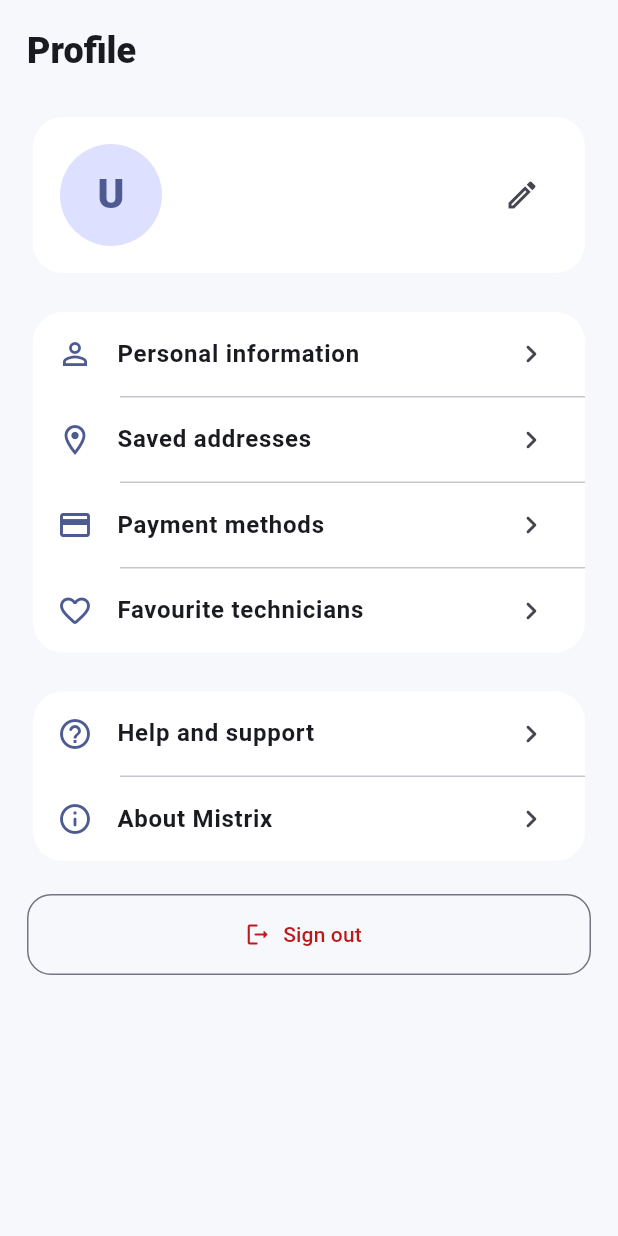
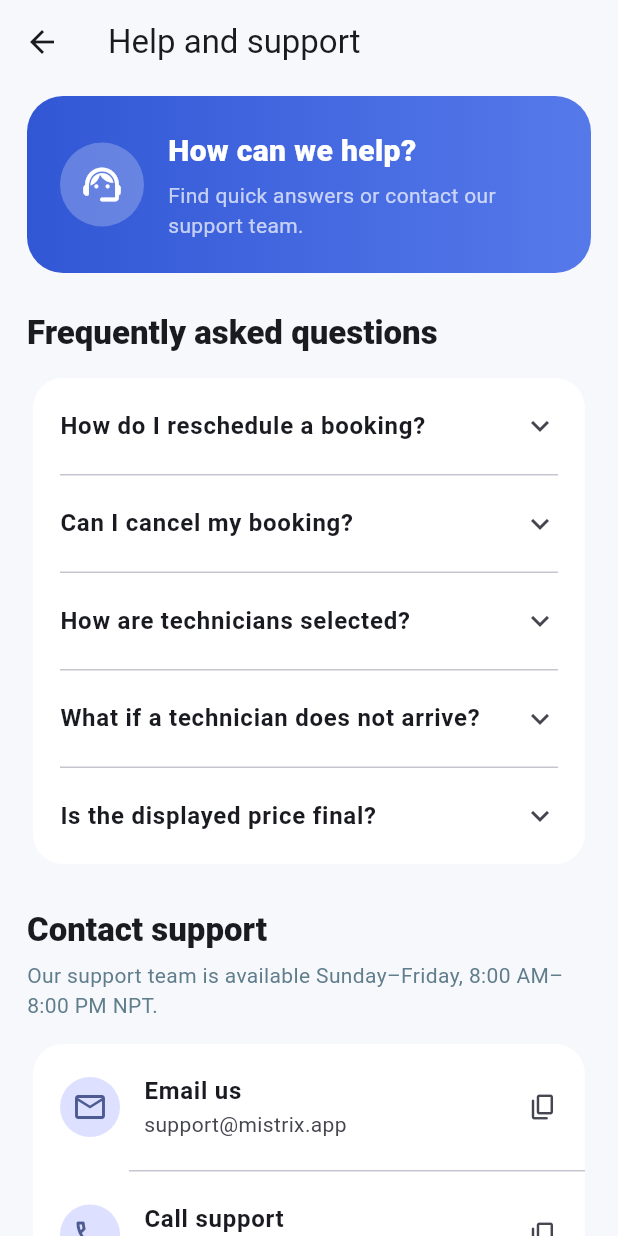
Before and after one commit to Dipenlama/Local-technician-finder, a Flutter app: the ProfileTab widget shown alone on an empty page, opened directly with empty values, after a tap on "Help and support", on a phone screen of 412 x 824 dp. Run offline on Flutter 3.47's test engine with Material 3 defaults, Android fonts, the phone set to English and light mode, and no system bars; our stand-ins replace image_picker; network calls fail.

Commit message:
about us

```diff
--- /dev/null
+++ b/frontend/lib/features/home/presentation/pages/help_support_page.dart
@@ -0,0 +1,219 @@
+import 'package:flutter/material.dart';
+import 'package:flutter/services.dart';
+import 'package:mistrix/core/constants/app_constants.dart';
+
+class HelpSupportPage extends StatelessWidget {
+  const HelpSupportPage({super.key});
+
+  @override
+  Widget build(BuildContext context) {
+    return Scaffold(
+      appBar: AppBar(title: const Text('Help and support')),
+      body: SafeArea(
+        child: ListView(
+          padding: const EdgeInsets.fromLTRB(18, 8, 18, 28),
+          children: [
+            Container(
+              padding: const EdgeInsets.all(22),
+              decoration: BoxDecoration(
+                gradient: const LinearGradient(
+                  colors: [Color(0xFF3157D5), Color(0xFF5679EA)],
+                ),
+                borderRadius: BorderRadius.circular(24),
+              ),
+              child: const Row(
+                children: [
+                  CircleAvatar(
+                    radius: 28,
+                    backgroundColor: Colors.white24,
+                    child: Icon(
+                      Icons.support_agent_rounded,
+                      color: Colors.white,
+                      size: 30,
+                    ),
+                  ),
+                  SizedBox(width: 16),
+                  Expanded(
+                    child: Column(
+                      crossAxisAlignment: CrossAxisAlignment.start,
+                      children: [
+                        Text(
+                          'How can we help?',
+                          style: TextStyle(
+                            color: Colors.white,
+                            fontSize: 20,
+                            fontWeight: FontWeight.w800,
+                          ),
+                        ),
+                        SizedBox(height: 5),
+                        Text(
+                          'Find quick answers or contact our support team.',
+                          style: TextStyle(color: Colors.white70),
+                        ),
+                      ],
+                    ),
+                  ),
+                ],
+              ),
+            ),
+            const SizedBox(height: 26),
+            Text(
+              'Frequently asked questions',
+              style: Theme.of(context).textTheme.titleLarge?.copyWith(
+                    fontWeight: FontWeight.w800,
+                  ),
+            ),
+            const SizedBox(height: 12),
+            const Card(
+              child: Column(
+                children: [
+                  _QuestionTile(
+                    question: 'How do I reschedule a booking?',
+                    answer:
+                        'Open Bookings, select an upcoming booking, and choose Reschedule from its menu. Pick a new future date and time, then confirm the change.',
+                  ),
+                  Divider(height: 1, indent: 18, endIndent: 18),
+                  _QuestionTile(
+                    question: 'Can I cancel my booking?',
+                    answer:
+                        'Yes. Pending and confirmed bookings can be cancelled from the Bookings page. Once cancelled, the booking appears in your Cancelled section.',
+                  ),
+                  Divider(height: 1, indent: 18, endIndent: 18),
+                  _QuestionTile(
+                    question: 'How are technicians selected?',
+                    answer:
+                        'Mistrix lists local professionals with service details, availability, ratings, and customer review counts to help you make an informed choice.',
+                  ),
+                  Divider(height: 1, indent: 18, endIndent: 18),
+                  _QuestionTile(
+                    question: 'What if a technician does not arrive?',
+                    answer:
+                        'Contact Mistrix support with your booking details. Our team will review the issue and help you arrange the next appropriate step.',
+                  ),
+                  Divider(height: 1, indent: 18, endIndent: 18),
+                  _QuestionTile(
+                    question: 'Is the displayed price final?',
+                    answer:
+                        'Displayed prices are starting estimates. The technician should explain any additional parts or work and confirm the final amount before proceeding.',
+                  ),
+                ],
+              ),
+            ),
+            const SizedBox(height: 26),
+            Text(
+              'Contact support',
+              style: Theme.of(context).textTheme.titleLarge?.copyWith(
+                    fontWeight: FontWeight.w800,
+                  ),
+            ),
+            const SizedBox(height: 6),
+            const Text(
+              'Our support team is available Sunday–Friday, 8:00 AM–8:00 PM NPT.',
+              style: TextStyle(color: Colors.blueGrey),
+            ),
+            const SizedBox(height: 12),
+            Card(
+              child: Column(
+                children: [
+                  _ContactTile(
+                    icon: Icons.email_outlined,
+                    title: 'Email us',
+                    value: AppConstants.supportEmail,
+                    onTap: () => _copy(
+                      context,
+                      AppConstants.supportEmail,
+                      'Support email copied.',
+                    ),
+                  ),
+                  const Divider(height: 1, indent: 64),
+                  _ContactTile(
+                    icon: Icons.phone_outlined,
+                    title: 'Call support',
+                    value: '+977 01-5970123',
+                    onTap: () => _copy(
+                      context,
+                      '+977 01-5970123',
+                      'Support number copied.',
+                    ),
+                  ),
+                ],
+              ),
+            ),
+            const SizedBox(height: 14),
+            const Text(
+              'For faster assistance, include your booking ID and a short description of the issue.',
+              textAlign: TextAlign.center,
+              style: TextStyle(color: Colors.blueGrey, fontSize: 12),
+            ),
+          ],
+        ),
+      ),
+    );
+  }
+
+  static Future<void> _copy(
+    BuildContext context,
+    String value,
+    String message,
+  ) async {
+    await Clipboard.setData(ClipboardData(text: value));
+    if (!context.mounted) return;
+    ScaffoldMessenger.of(context).showSnackBar(
+      SnackBar(content: Text(message)),
+    );
+  }
+}
+
+class _QuestionTile extends StatelessWidget {
+  const _QuestionTile({required this.question, required this.answer});
+
+  final String question;
+  final String answer;
+
+  @override
+  Widget build(BuildContext context) {
+    return ExpansionTile(
+      tilePadding: const EdgeInsets.symmetric(horizontal: 18, vertical: 3),
+      childrenPadding: const EdgeInsets.fromLTRB(18, 0, 18, 18),
+      title: Text(
+        question,
+        style: const TextStyle(fontWeight: FontWeight.w700),
+      ),
+      children: [
+        Align(
+          alignment: Alignment.centerLeft,
+          child: Text(answer, style: const TextStyle(height: 1.45)),
+        ),
+      ],
+    );
+  }
+}
+
+class _ContactTile extends StatelessWidget {
+  const _ContactTile({
+    required this.icon,
+    required this.title,
+    required this.value,
+    required this.onTap,
+  });
+
+  final IconData icon;
+  final String title;
+  final String value;
+  final VoidCallback onTap;
+
+  @override
+  Widget build(BuildContext context) {
+    return ListTile(
+      onTap: onTap,
+      contentPadding: const EdgeInsets.symmetric(horizontal: 18, vertical: 6),
+      leading: CircleAvatar(
+        backgroundColor: Theme.of(context).colorScheme.primaryContainer,
+        child: Icon(icon, color: Theme.of(context).colorScheme.primary),
+      ),
+      title: Text(title, style: const TextStyle(fontWeight: FontWeight.w700)),
+      subtitle: Text(value),
+      trailing: const Icon(Icons.copy_rounded, size: 20),
+    );
+  }
+}
--- a/frontend/lib/features/home/presentation/pages/tabs/profile_tab.dart
+++ b/frontend/lib/features/home/presentation/pages/tabs/profile_tab.dart
@@ -1,4 +1,6 @@
 import 'package:flutter/material.dart';
+import 'package:mistrix/features/home/presentation/pages/about_mistrix_page.dart';
+import 'package:mistrix/features/home/presentation/pages/help_support_page.dart';
 
 class ProfileTab extends StatelessWidget {
   const ProfileTab({
@@ -103,12 +105,20 @@ class ProfileTab extends StatelessWidget {
                 _ProfileTile(
                     icon: Icons.help_outline_rounded,
                     title: 'Help and support',
-                    onTap: () {}),
+                    onTap: () => Navigator.of(context).push(
+                          MaterialPageRoute<void>(
+                            builder: (context) => const HelpSupportPage(),
+                          ),
+                        )),
                 const Divider(height: 1, indent: 58),
                 _ProfileTile(
                     icon: Icons.info_outline_rounded,
                     title: 'About Mistrix',
-                    onTap: () {}),
+                    onTap: () => Navigator.of(context).push(
+                          MaterialPageRoute<void>(
+                            builder: (context) => const AboutMistrixPage(),
+                          ),
+                        )),
               ],
             ),
           ),
```
Also changed, not shown: frontend/lib/features/home/presentation/pages/about_mistrix_page.dart (added, +215 -0 lines), 1 other file.
